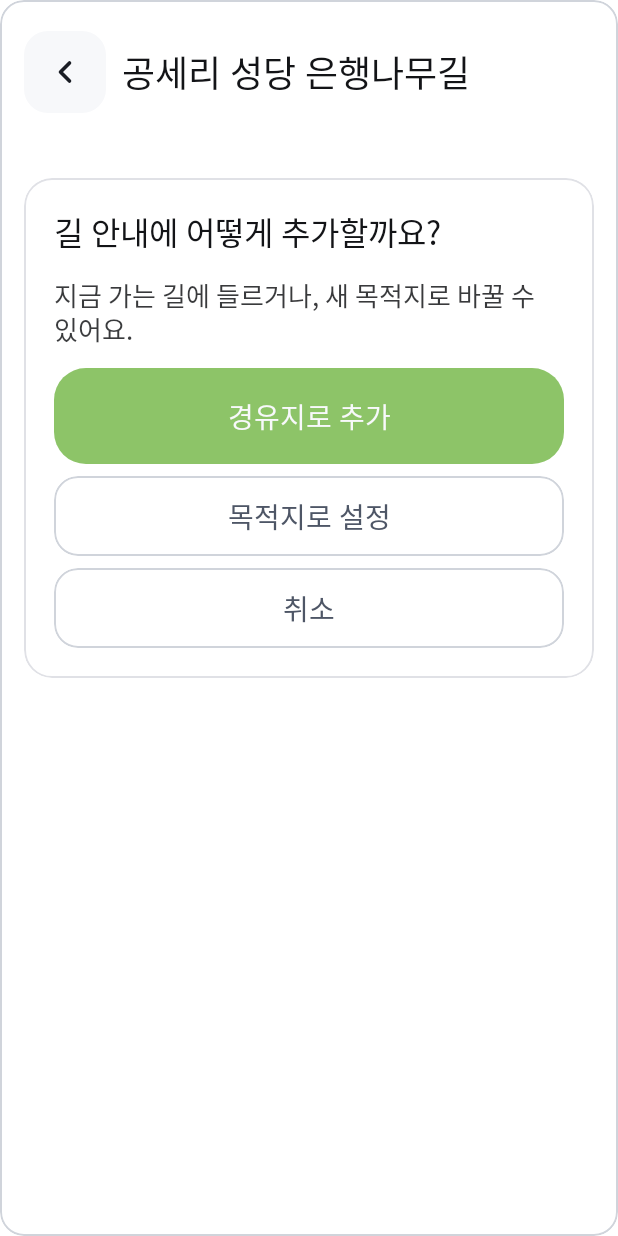
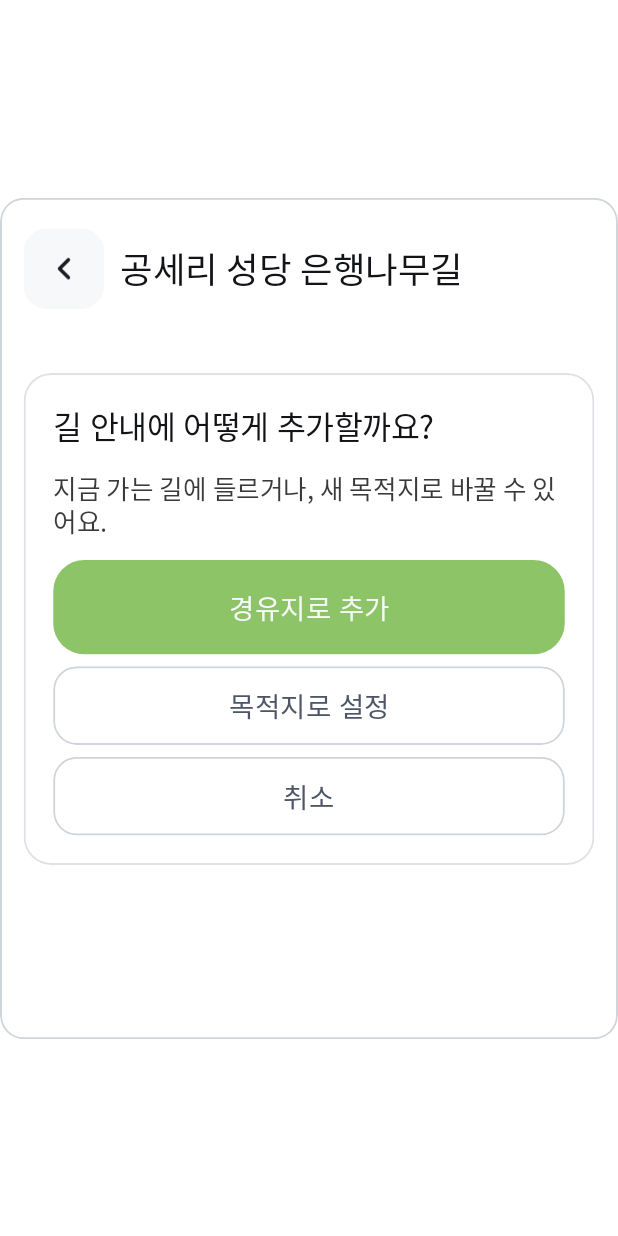
Before and after one commit to peakda/peakda-car-android, an Android app built with Jetpack Compose: the screen it shows after launch (MainActivity), after a tap on "안내시작", on a phone screen of 412 x 824 dp. Run offline under Robolectric (Android 15) with nearby library versions, the phone set to English and light mode, and no system bars; our stand-ins replace Dagger/Hilt's generated code; Roboto replaces fonts that are not available here.

Commit message:
release에서도 Figma 기준 628x855 창 크기로 표시
에뮬레이터 앱 영역(약 1255x850)으로 늘어나면서 후보 비교·음성 결과 목록이
왼쪽 절반에만 그려지던 문제를 고친다. APK도 다시 빌드해 교체.

Co-Authored-By: Claude Opus 5.5 <noreply@anthropic.com>
Claude-Session: https://claude.ai/code/session_01543ccwGUV2bhyEruckHRLJ

```diff
--- a/app/src/main/java/ai/pleos/playground/navidevapp/MainActivity.kt
+++ b/app/src/main/java/ai/pleos/playground/navidevapp/MainActivity.kt
@@ -26,8 +26,8 @@ class MainActivity : ComponentActivity() {
         options.value = readOptions(intent)
         setContent {
             val (start, theme) = options.value
-            // 디버그 빌드에서는 큰 화면(에뮬레이터)에서도 628x855 창 크기로 보여준다.
-            PeakdaApp(start = start, emulateWindow = BuildConfig.DEBUG, initialTheme = theme)
+            // 큰 화면(에뮬레이터 앱 영역)에서도 Figma 기준 628x855 창 크기로 보여준다(release 포함).
+            PeakdaApp(start = start, emulateWindow = true, initialTheme = theme)
         }
     }
 
```
Also changed, not shown: 1 other file.
